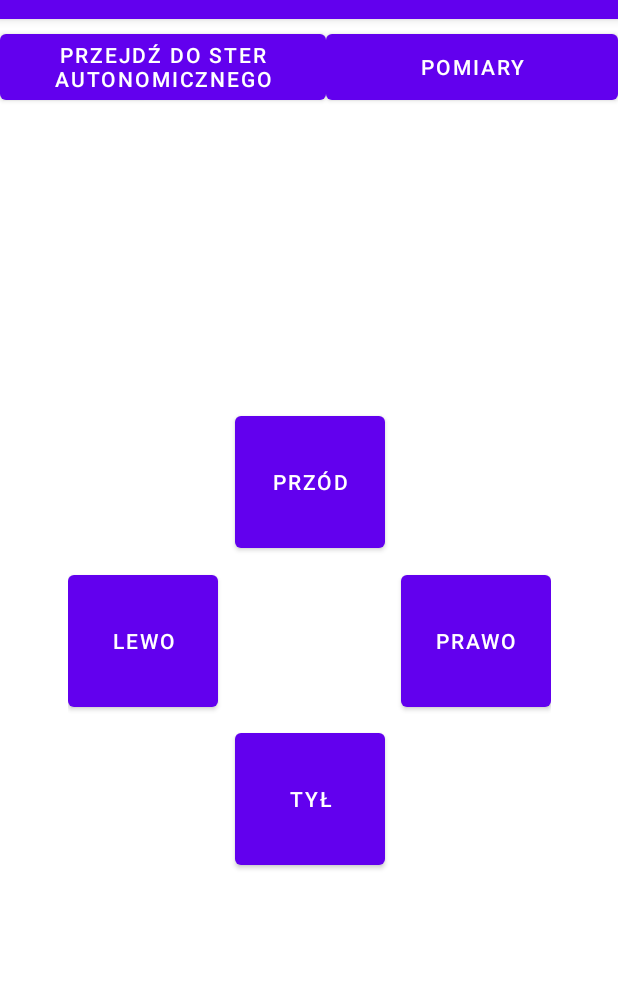
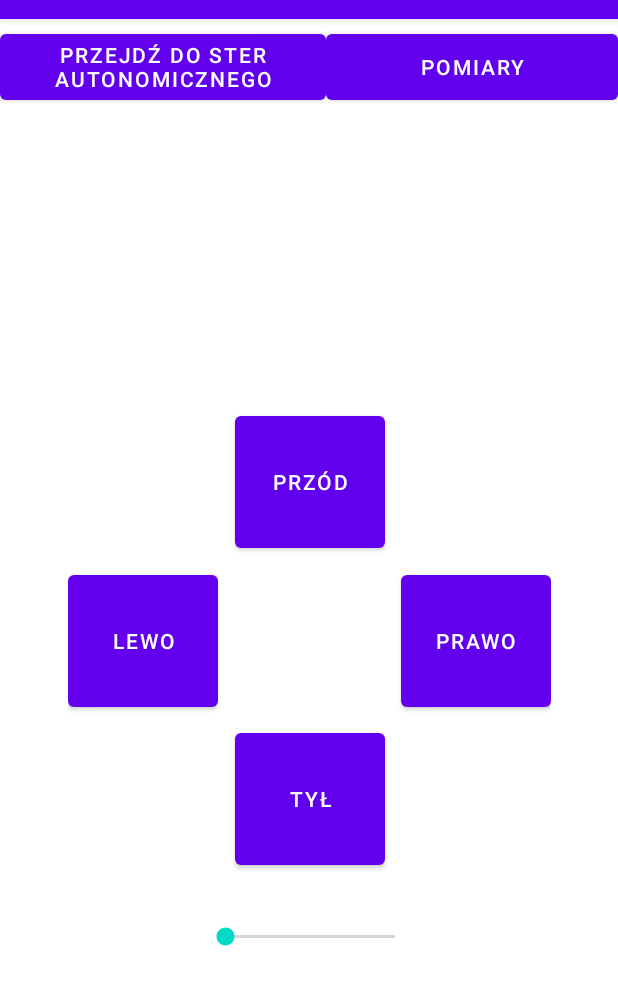
Before and after one commit to SlawomirJJ/maluch-aplikacja, an Android app: the MainActivity screen opened directly, with no data from a screen before it, on a phone screen of 412 x 824 dp, the part 65-1070 px from its top. Run offline under Robolectric (Android 15) with nearby library versions, the phone set to English and light mode, and no system bars; our stand-ins replace Firebase (no records; nobody signed in at launch, a user with empty details on screens opened directly).

```diff
--- a/maluch3/app/src/main/res/layout-land/activity_main.xml
+++ b/maluch3/app/src/main/res/layout-land/activity_main.xml
@@ -5,6 +5,16 @@
     android:layout_width="match_parent"
     android:layout_height="match_parent"
     tools:context=".MainActivity">
+
+    <SeekBar
+        android:id="@+id/seekBarRC"
+        android:layout_width="145dp"
+        android:layout_height="44dp"
+        android:layout_marginTop="348dp"
+        app:layout_constraintEnd_toEndOf="parent"
+        app:layout_constraintHorizontal_bias="0.085"
+        app:layout_constraintStart_toStartOf="parent"
+        app:layout_constraintTop_toBottomOf="@+id/linearLayout3" />
 
     <Button
         android:id="@+id/btn_pomiary"
--- a/maluch3/app/src/main/res/layout-sw600dp/activity_main.xml
+++ b/maluch3/app/src/main/res/layout-sw600dp/activity_main.xml
@@ -6,6 +6,16 @@
     android:layout_height="match_parent"
     tools:context=".MainActivity">
 
+
+    <SeekBar
+        android:id="@+id/seekBarRC"
+        android:layout_width="145dp"
+        android:layout_height="44dp"
+        android:layout_marginTop="124dp"
+        app:layout_constraintEnd_toEndOf="parent"
+        app:layout_constraintHorizontal_bias="0.5"
+        app:layout_constraintStart_toStartOf="parent"
+        app:layout_constraintTop_toBottomOf="@+id/linearLayout3" />
 
     <TextView
         android:id="@+id/textViewPredkosc"
--- a/maluch3/app/src/main/res/layout/activity_main.xml
+++ b/maluch3/app/src/main/res/layout/activity_main.xml
@@ -118,4 +118,14 @@
         app:layout_constraintStart_toEndOf="@+id/textViewTrasa"
         app:layout_constraintTop_toBottomOf="@+id/linearLayout2" />
 
+    <SeekBar
+        android:id="@+id/seekBarRC"
+        android:layout_width="145dp"
+        android:layout_height="44dp"
+        android:layout_marginTop="20dp"
+        app:layout_constraintEnd_toEndOf="parent"
+        app:layout_constraintHorizontal_bias="0.503"
+        app:layout_constraintStart_toStartOf="parent"
+        app:layout_constraintTop_toBottomOf="@+id/linearLayout3" />
+
 </androidx.constraintlayout.widget.ConstraintLayout>
```
Also changed, not shown: maluch3/app/src/main/java/com/robo/maluch3/MainActivity.kt (+29 -9 lines).
